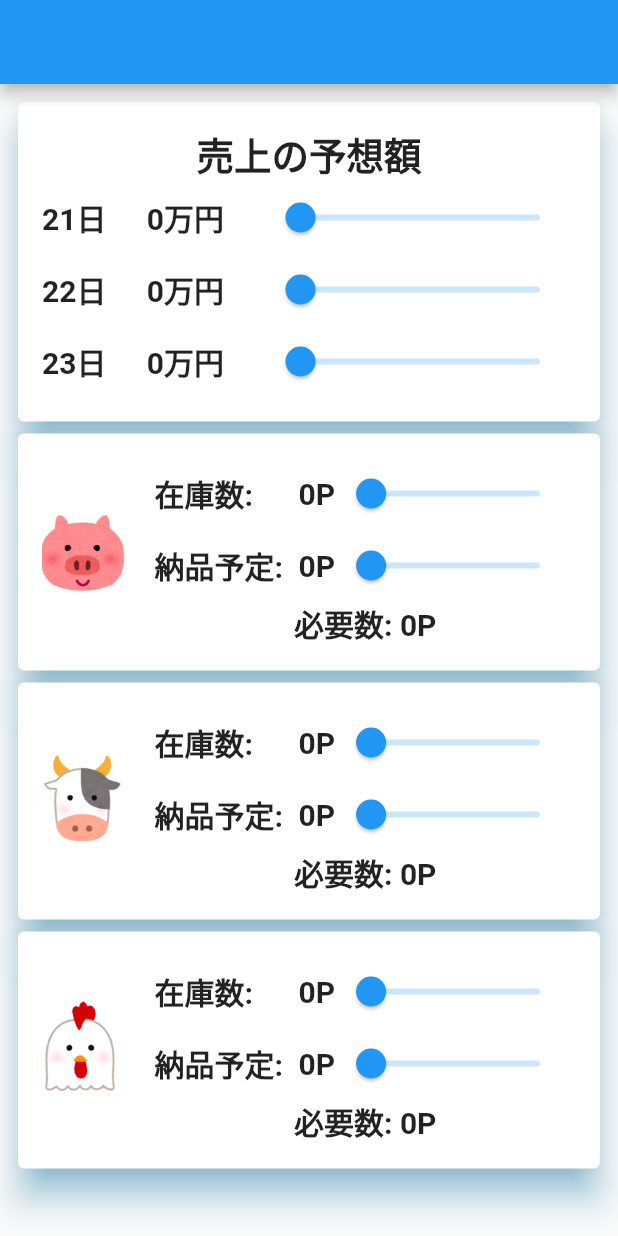
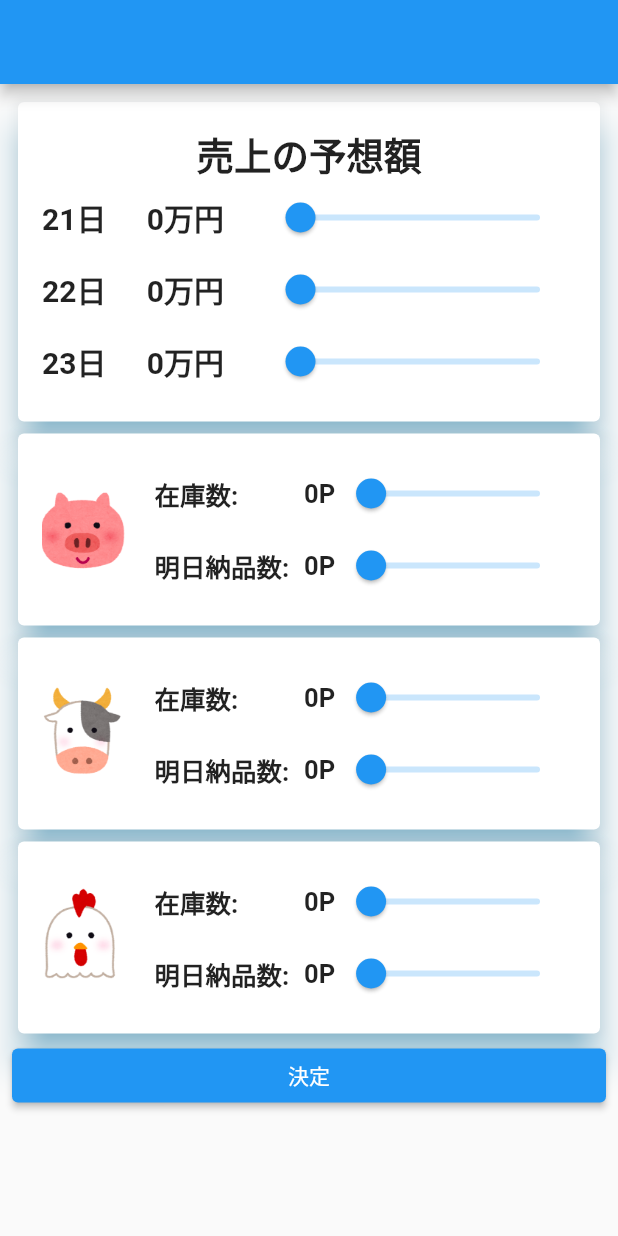
Before and after one commit to FujimuraTaiga/OrderCalculator, a Flutter app: the screen it shows after launch, on a phone screen of 412 x 824 dp. Run offline on Flutter 3.47's test engine with Material 2 defaults, Android fonts, the phone set to English and light mode, and no system bars; our stand-ins replace flutter_riverpod, freezed_annotation.

Commit message:
軽微な修正

```diff
--- a/lib/Model/Stock/stock.dart
+++ b/lib/Model/Stock/stock.dart
@@ -9,18 +9,21 @@ class Stock with _$Stock {
   const factory Stock({
     required int today,
     required int tomorrow,
+    required int dayAfter,
   }) = _Stock;
   factory Stock.fromJson(Map<String, dynamic> json) => _$StockFromJson(json);
 
+  int get sumAll => today + tomorrow + dayAfter;
+
   Stock setToday(int newAmount) {
-    return Stock(today: newAmount, tomorrow: tomorrow);
+    return Stock(today: newAmount, tomorrow: tomorrow, dayAfter: dayAfter);
   }
 
   Stock setTomorrow(int newAmount) {
-    return Stock(today: today, tomorrow: newAmount);
+    return Stock(today: today, tomorrow: newAmount, dayAfter: dayAfter);
   }
 
   Stock setDayAfter(int newAmount) {
-    return Stock(today: today, tomorrow: tomorrow);
+    return Stock(today: today, tomorrow: tomorrow, dayAfter: newAmount);
   }
 }
--- a/lib/Provider/Item/item_provider.dart
+++ b/lib/Provider/Item/item_provider.dart
@@ -8,8 +8,8 @@ final porkProvider = StateNotifierProvider<ItemState, Item>(
   (ref) => ItemState(
     const Item(
       name: "pork",
-      stock: Stock(today: 0, tomorrow: 0),
-      amountPerSales: 60000,
+      stock: Stock(today: 0, tomorrow: 0, dayAfter: 0),
+      amountPerSales: 80000,
     ),
   ),
 );
@@ -18,8 +18,8 @@ final beefProvider = StateNotifierProvider<ItemState, Item>(
   (ref) => ItemState(
     const Item(
       name: "beef",
-      stock: Stock(today: 0, tomorrow: 0),
-      amountPerSales: 52000,
+      stock: Stock(today: 0, tomorrow: 0, dayAfter: 0),
+      amountPerSales: 55000,
     ),
   ),
 );
@@ -28,8 +28,8 @@ final chickenProvider = StateNotifierProvider<ItemState, Item>(
   (ref) => ItemState(
     const Item(
       name: "chicken",
-      stock: Stock(today: 0, tomorrow: 0),
-      amountPerSales: 60000,
+      stock: Stock(today: 0, tomorrow: 0, dayAfter: 0),
+      amountPerSales: 65000,
     ),
   ),
 );
--- a/lib/UI/AmountCard/amount_row.dart
+++ b/lib/UI/AmountCard/amount_row.dart
@@ -27,16 +27,16 @@ class AmountRow extends ConsumerWidget {
             mainAxisAlignment: MainAxisAlignment.spaceBetween,
             children: [
               Text(
-                date == Date.today ? "在庫数:" : "納品予定:",
+                date == Date.today ? "在庫数:" : "明日納品数:",
                 style: const TextStyle(
-                  fontSize: 20,
+                  fontSize: 17,
                   fontWeight: FontWeight.bold,
                 ),
               ),
               Text(
                 date == Date.today ? "${stock.today}P" : "${stock.tomorrow}P",
                 style: const TextStyle(
-                  fontSize: 20,
+                  fontSize: 17,
                   fontWeight: FontWeight.bold,
                 ),
               ),
--- a/lib/UI/AmountCard/amount_slider.dart
+++ b/lib/UI/AmountCard/amount_slider.dart
@@ -3,6 +3,7 @@ import 'package:flutter_riverpod/flutter_riverpod.dart';
 import 'package:order_support/Model/Item/item.dart';
 import 'package:order_support/Provider/Item/item_state.dart';
 import 'package:order_support/Enum/date.dart';
+import 'package:order_support/Provider/Sales/sales_provider.dart';
 
 class AmountSlider extends ConsumerWidget {
   AmountSlider.today(this.itemState, {Key? key}) : super(key: key) {
@@ -17,13 +18,19 @@ class AmountSlider extends ConsumerWidget {
 
   @override
   Widget build(BuildContext context, WidgetRef ref) {
-    final stock = ref.watch(itemState.notifier).getStockOf(date);
+    final item = ref.watch(itemState.notifier);
+    final today = ref.watch(todaySalesProvider).price;
+    final tomorrow = ref.watch(tomorrowSalesProvider).price;
+    final dayAfter = ref.watch(dayAfterSalesProvider).price;
+    final sumOfSales = today + tomorrow + dayAfter;
+
     return Slider(
-      value: stock.toDouble(),
+      value: item.getStockOf(date).toDouble(),
       min: 0,
       max: 15,
       onChanged: (value) {
-        ref.read(itemState.notifier).changeStockOf(date, value);
+        item.changeStockOf(date, value);
+        item.changeOrder(ref.read(itemState).amountOfNeed(sumOfSales));
       },
     );
   }
--- a/lib/UI/AmountCard/ItemCard.dart
+++ b/lib/UI/AmountCard/item_card.dart
@@ -39,13 +39,6 @@ class ItemCard extends ConsumerWidget {
                 children: [
                   AmountRow.today(itemProvider),
                   AmountRow.tomorrow(itemProvider),
-                  Text(
-                    "必要数: ${item.amountOfNeed(sumOfSales)}P",
-                    style: const TextStyle(
-                      fontSize: 20,
-                      fontWeight: FontWeight.bold,
-                    ),
-                  ),
                 ],
               ),
             ),
--- a/lib/UI/MainPage/main_page.dart
+++ b/lib/UI/MainPage/main_page.dart
@@ -1,6 +1,7 @@
 import 'package:flutter/material.dart';
 import 'package:order_support/Provider/Item/item_provider.dart';
-import 'package:order_support/UI/AmountCard/ItemCard.dart';
+import 'package:order_support/UI/AmountCard/item_card.dart';
+import 'package:order_support/UI/OrderCard/order_card.dart';
 import 'package:order_support/UI/SalesCard/sales_card.dart';
 
 class MainPage extends StatelessWidget {
@@ -12,12 +13,26 @@ class MainPage extends StatelessWidget {
       appBar: AppBar(),
       body: Padding(
         padding: const EdgeInsets.all(8.0),
-        child: ListView(
+        child: Column(
           children: [
             const SalesCard(),
             ItemCard(porkProvider),
             ItemCard(beefProvider),
             ItemCard(chickenProvider),
+            SizedBox(
+              width: double.infinity,
+              child: ElevatedButton(
+                child: const Text("決定"),
+                onPressed: () {
+                  Navigator.push(
+                    context,
+                    MaterialPageRoute(
+                      builder: (context) => const OrderPage(),
+                    ),
+                  );
+                },
+              ),
+            ),
           ],
         ),
       ),
```
Also changed, not shown: lib/Model/Item/item.dart (+41 -0 lines), lib/Model/Order/order.dart (added, +22 -0 lines), lib/Provider/Item/item_state.dart (+31 -4 lines), lib/Provider/Order/oder_provider.dart (added, +14 -0 lines), lib/Provider/Order/order_state.dart (added, +32 -0 lines), lib/UI/OrderCard/order_card.dart (added, +36 -0 lines), lib/Model/Order/order.freezed.dart (added), lib/Model/Stock/stock.freezed.dart, lib/Model/Stock/stock.g.dart.
